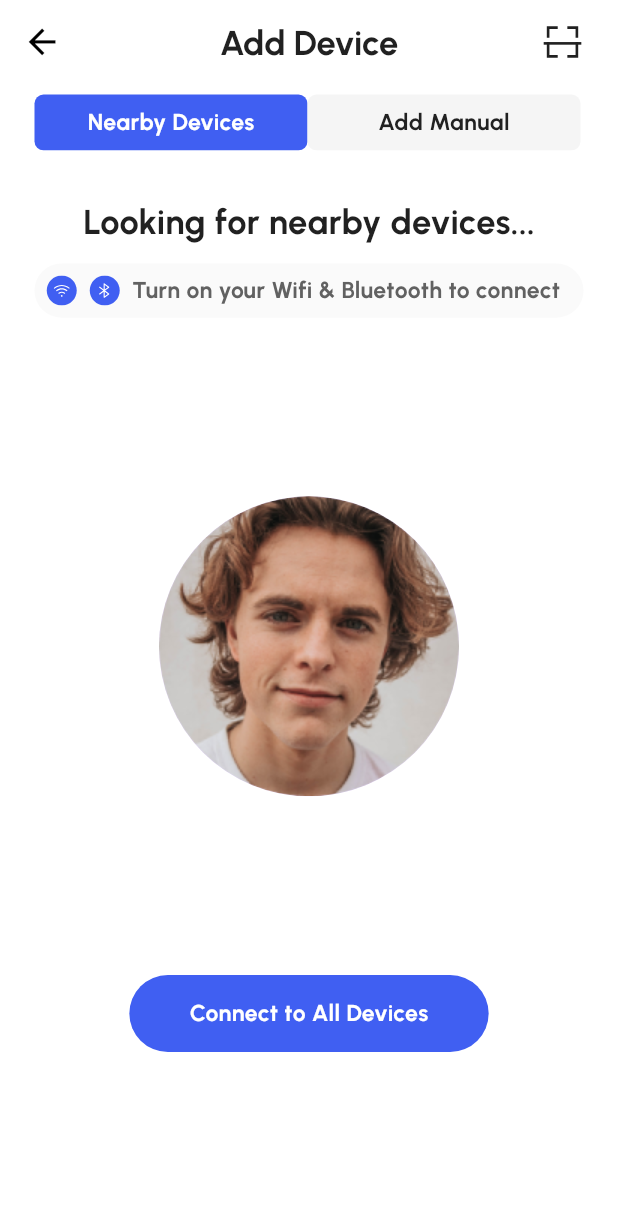
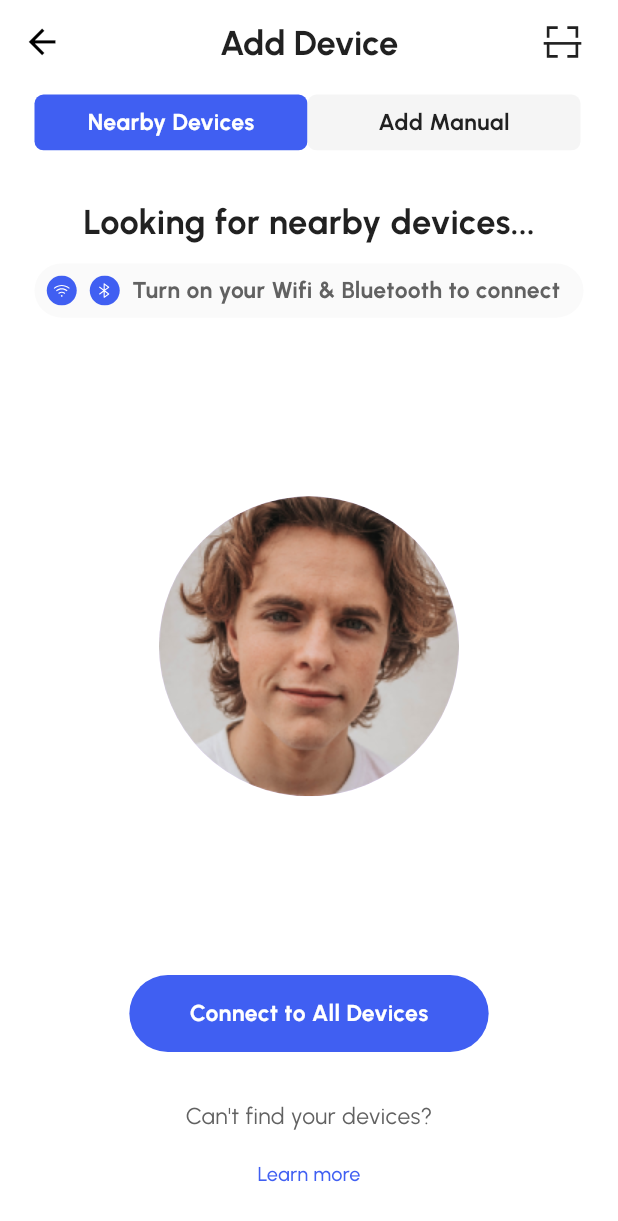
Before and after one commit to Yorq1nnur/smart_home, a Flutter app: the AddDeviceScreen screen opened by its route, on a phone screen of 412 x 824 dp. Shown: the top 1221 px of the screen. Run offline on Flutter 3.47's test engine with Material 3 defaults, Android fonts, the phone set to English and light mode, and no system bars; drawn by our look-alikes of zoom_tap_animation; our stand-ins replace equatable, flutter_bloc, flutter_svg, geocoding, geolocator, google_maps_flutter and 2 more; missing offline and left inert: simple_ripple_animation; accounts and stored records are empty.

Commit message:
Simple works

```diff
--- a/lib/screens/add_device/add_device_screen.dart
+++ b/lib/screens/add_device/add_device_screen.dart
@@ -72,7 +72,8 @@ class _AddDeviceScreenState extends State<AddDeviceScreen> {
             ),
             36.getH(),
             method == _list[0]
-                ? SingleChildScrollView(
+                ? Expanded(
+                    child: SingleChildScrollView(
                       physics: const BouncingScrollPhysics(),
                       child: Column(
                         crossAxisAlignment: CrossAxisAlignment.center,
@@ -136,7 +137,27 @@ class _AddDeviceScreenState extends State<AddDeviceScreen> {
                               ),
                             ),
                           ),
+                          36.getH(),
+                          Text(
+                            "Can't find your devices?",
+                            style: AppTextStyle.urbanistW400.copyWith(
+                              fontSize: 16.w,
+                              color: AppColors.c616161,
+                            ),
+                          ),
+                          4.getH(),
+                          TextButton(
+                            onPressed: () {},
+                            child: Text(
+                              'Learn more',
+                              style: AppTextStyle.urbanistW500.copyWith(
+                                fontSize: 14.w,
+                                color: AppColors.c405FF2,
+                              ),
+                            ),
+                          ),
                         ],
+                      ),
                     ),
                   )
                 : const SizedBox.shrink(),
```
Lines whose indentation alone changed are shown as unchanged.
